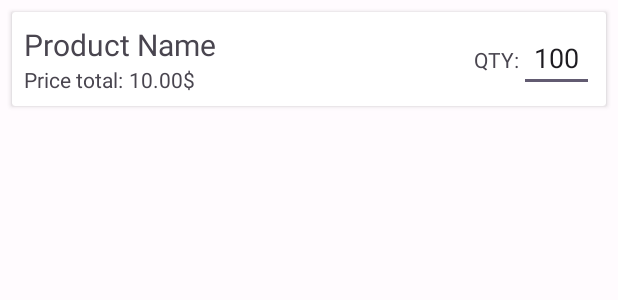
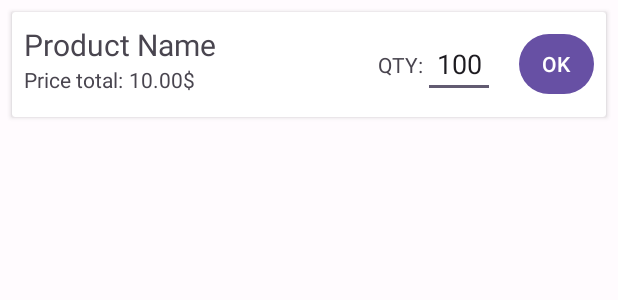
Before and after one commit to ushka1/android, an Android app: the layout item_cart.xml on its own in the app's theme, with its tools: preview values and no code run, on a phone screen of 412 x 824 dp. Shown: the top 300 px of the screen. Run offline under Robolectric (Android 15) with nearby library versions, the phone set to English and light mode, and no system bars.

Commit message:
add cart quantity control using EditText

```diff
--- a/exercise5-shopping/Shopping/app/src/main/java/com/example/shopping/cart/CartAdapter.kt
+++ b/exercise5-shopping/Shopping/app/src/main/java/com/example/shopping/cart/CartAdapter.kt
@@ -3,6 +3,7 @@ package com.example.shopping.cart;
 import android.view.LayoutInflater
 import android.view.View
 import android.view.ViewGroup
+import android.widget.Button
 import android.widget.EditText
 import android.widget.TextView
 import androidx.lifecycle.LiveData
@@ -27,6 +28,7 @@ public class CartAdapter(
         val productNameView: TextView = cartView.findViewById(R.id.product_name)
         val totalPriceView: TextView = cartView.findViewById(R.id.total_price)
         val quantityView: EditText = cartView.findViewById(R.id.product_quantity)
+        val quantityButton: Button = cartView.findViewById(R.id.product_quantity_button)
     }
 
     override fun onCreateViewHolder(parent: ViewGroup, viewType: Int): CartViewHolder {
@@ -49,14 +51,18 @@ public class CartAdapter(
             holder.totalPriceView.text = "$formattedPrice$"
 
             holder.quantityView.setText(item.quantity.toString())
-//            val text = s.toString()
-//            val quantity: Int = try {
-//                text.toInt()
-//            } catch (e: NumberFormatException) {
-//                0
-//            }
-//            itemListener.onProductQuantityChanged(item.product.id, quantity)
+            holder.quantityButton.setOnClickListener {
+                val value = holder.quantityView.text.toString()
+                val updatedQuantity: Int = try {
+                    value.toInt()
+                } catch (e: NumberFormatException) {
+                    0
+                }
+
+                itemListener.onProductQuantityChanged(item.product.id, updatedQuantity)
+            }
         }
     }
 
+
 }
--- a/exercise5-shopping/Shopping/app/src/main/res/layout/item_cart.xml
+++ b/exercise5-shopping/Shopping/app/src/main/res/layout/item_cart.xml
@@ -1,23 +1,26 @@
 <?xml version="1.0" encoding="utf-8"?>
 <androidx.cardview.widget.CardView xmlns:android="http://schemas.android.com/apk/res/android"
-    xmlns:app="http://schemas.android.com/apk/res-auto"
     android:layout_width="match_parent"
     android:layout_height="wrap_content"
     android:layout_marginTop="8dp"
     android:layout_marginHorizontal="8dp"
     android:elevation="4dp">
 
-    <androidx.constraintlayout.widget.ConstraintLayout
+    <LinearLayout
         android:layout_width="match_parent"
         android:layout_height="match_parent"
+        android:orientation="horizontal"
         android:padding="8dp">
+
+        <RelativeLayout
+            android:layout_width="0dp"
+            android:layout_weight="1"
+            android:layout_height="match_parent">
 
             <TextView
                 android:id="@+id/product_name"
                 android:layout_width="wrap_content"
                 android:layout_height="wrap_content"
-            app:layout_constraintTop_toTopOf="parent"
-            app:layout_constraintStart_toStartOf="parent"
                 android:textSize="20sp"
                 android:text="Product Name" />
 
@@ -25,37 +28,56 @@
                 android:id="@+id/product_price"
                 android:layout_width="wrap_content"
                 android:layout_height="wrap_content"
-            app:layout_constraintStart_toStartOf="parent"
-            app:layout_constraintTop_toBottomOf="@id/product_name"
+                android:layout_below="@id/product_name"
                 android:text="Price total:" />
 
             <TextView
                 android:id="@+id/total_price"
                 android:layout_width="wrap_content"
                 android:layout_height="wrap_content"
-            app:layout_constraintStart_toEndOf="@id/product_price"
-            app:layout_constraintBaseline_toBaselineOf="@id/product_price"
+                android:layout_toRightOf="@id/product_price"
+                android:layout_alignTop="@id/product_price"
                 android:layout_marginLeft="4dp"
                 android:text="10.00$" />
+
+        </RelativeLayout>
+
+        <RelativeLayout
+            android:layout_width="0dp"
+            android:layout_weight="1"
+            android:layout_height="match_parent">
 
             <TextView
                 android:layout_width="wrap_content"
                 android:layout_height="wrap_content"
-            app:layout_constraintEnd_toStartOf="@id/product_quantity"
-            app:layout_constraintBaseline_toBaselineOf="@id/product_quantity"
+                android:layout_centerInParent="true"
+                android:layout_toLeftOf="@id/product_quantity"
                 android:text="QTY:" />
 
             <EditText
                 android:id="@+id/product_quantity"
                 android:layout_width="wrap_content"
                 android:layout_height="wrap_content"
-            app:layout_constraintEnd_toEndOf="parent"
-            app:layout_constraintBaseline_toBaselineOf="parent"
+                android:layout_centerInParent="true"
+                android:layout_toLeftOf="@id/product_quantity_button"
+                android:minWidth="48dp"
+                android:layout_marginRight="16dp"
                 android:inputType="number"
-            android:minWidth="50dp"
                 android:textAlignment="center"
                 android:text="100" />
 
-    </androidx.constraintlayout.widget.ConstraintLayout>
+            <Button
+                android:id="@+id/product_quantity_button"
+                android:layout_width="50dp"
+                android:layout_height="wrap_content"
+                android:layout_alignParentEnd="true"
+                android:layout_centerInParent="true"
+                android:padding="0dp"
+                android:text="OK" />
+
+        </RelativeLayout>
+
+    </LinearLayout>
+
 
 </androidx.cardview.widget.CardView>
```
Lines whose indentation alone changed are shown as unchanged.
